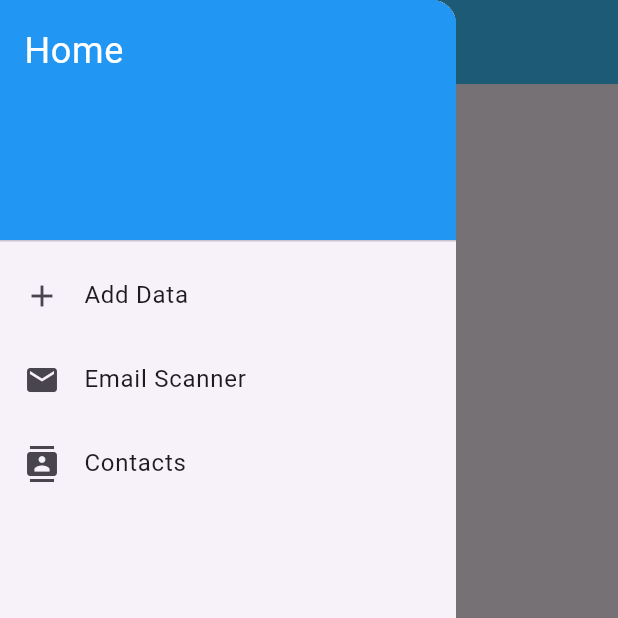
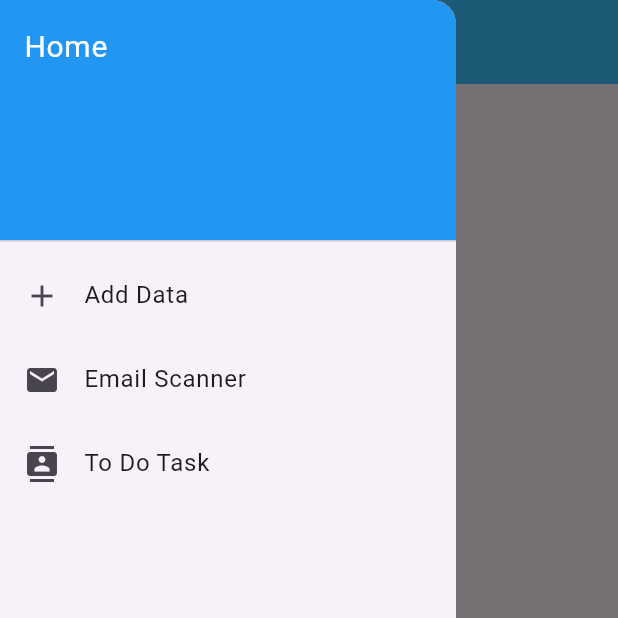
Before and after one commit to shivam1213/Job_Application_Tracker, a Flutter app: the screen it shows after launch, with the side drawer open, on a phone screen of 412 x 824 dp, the top half of it. Run offline on Flutter 3.47's test engine with Material 3 defaults, Android fonts, the phone set to English and light mode, and no system bars; our stand-ins replace cloud_firestore, firebase_core, get; missing offline and left inert: flutter_email_sender; accounts and stored records are empty.

Commit message:
Updated on 05/29/2024.

```diff
--- a/lib/Screens/AppliedRoles.dart
+++ b/lib/Screens/AppliedRoles.dart
@@ -33,7 +33,7 @@ class _ShowIdPasswordState extends State<ShowIdPassword> {
                 'Home',
                 style: TextStyle(
                   color: Colors.white,
-                  fontSize: 24,
+                  fontSize: 20,
                 ),
               ),
             ),
@@ -53,7 +53,7 @@ class _ShowIdPasswordState extends State<ShowIdPassword> {
             ),
             ListTile(
               leading: Icon(Icons.contacts),
-              title: Text('Contacts'),
+              title: Text('To Do Task'),
               onTap: () {
                 Get.to(() => TodoListScreen());
               }
--- a/lib/main.dart
+++ b/lib/main.dart
@@ -15,7 +15,7 @@ class MyApp extends StatelessWidget {
   @override
   Widget build(BuildContext context) {
     return MaterialApp(
-      title: 'Flutter Demo',
+      title: 'Job Application Tracker',
       home: SplashScreen(),
     );
   }
```
Also changed, not shown: 2 other files.
